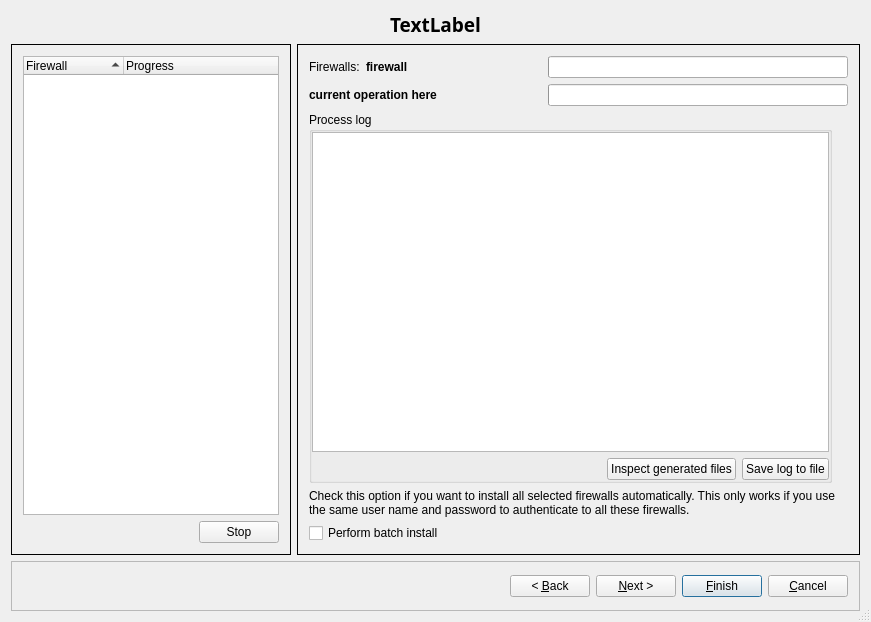
Above: src/libgui/instdialog_q.ui from fwbuilder/fwbuilder before the change. Below: the same form after it.
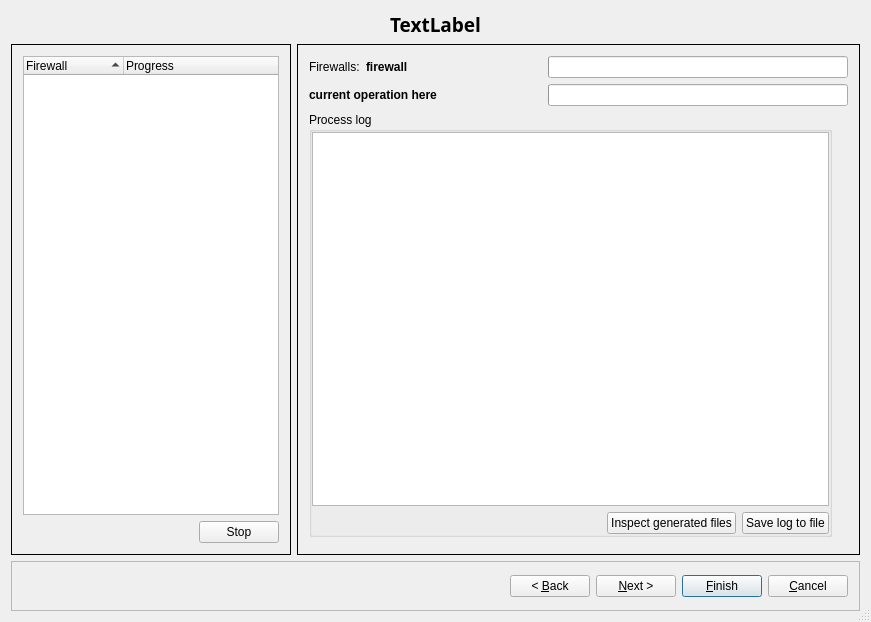
That is the form after the change. The open tabs and pages were chosen to show the change.

Commit message: moved "batch install" button from the main installer wizard to the dialog where user enters their password. Now user can start in a non-batch install mode but continue in batch install mode at any time if all their firewalls authenticate with the same user name and password.

Diff of the .ui file:
```diff
--- a/src/libgui/instdialog_q.ui
+++ b/src/libgui/instdialog_q.ui
@@ -506,32 +506,6 @@
              <property name="margin">
               <number>0</number>
              </property>
-             <item row="1" column="0">
-              <widget class="QCheckBox" name="batchInstall">
-               <property name="sizePolicy">
-                <sizepolicy hsizetype="Minimum" vsizetype="Fixed">
-                 <horstretch>0</horstretch>
-                 <verstretch>0</verstretch>
-                </sizepolicy>
-               </property>
-               <property name="text">
-                <string>Perform batch install</string>
-               </property>
-              </widget>
-             </item>
-             <item row="0" column="0">
-              <widget class="QLabel" name="textLabel2">
-               <property name="text">
-                <string>Check this option if you want to install all selected firewalls automatically. This only works if you use the same user name and password to authenticate to all these firewalls. </string>
-               </property>
-               <property name="alignment">
-                <set>Qt::AlignVCenter</set>
-               </property>
-               <property name="wordWrap">
-                <bool>true</bool>
-               </property>
-              </widget>
-             </item>
             </layout>
            </widget>
           </item>
```
Left out of the diff: 2 changed lines with no effect on the pictures. The commit also changes 14 other files.
